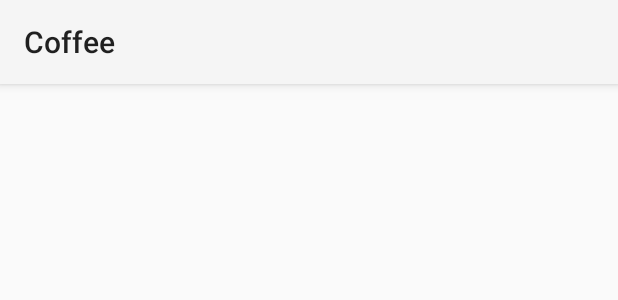
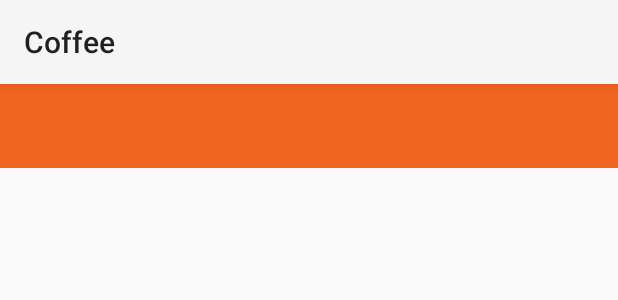
Before and after one commit to EllySmore/percolatecoffee, an Android app: the layout activity_with_fragment_container.xml on its own in the app's theme, with its tools: preview values and no code run, on a phone screen of 412 x 824 dp. Shown: the top 300 px of the screen. Run offline under Robolectric (Android 15) with nearby library versions, the phone set to English and light mode, and no system bars.

Commit message:
Use toolbar instead of actionbar

```diff
--- a/app/src/main/AndroidManifest.xml
+++ b/app/src/main/AndroidManifest.xml
@@ -1,6 +1,6 @@
 <?xml version="1.0" encoding="utf-8"?>
-<manifest xmlns:android="http://schemas.android.com/apk/res/android"
-    package="percolatechallenge.eileenyau.coffee">
+<manifest package="percolatechallenge.eileenyau.coffee"
+    xmlns:android="http://schemas.android.com/apk/res/android">
 
     <uses-permission android:name="android.permission.INTERNET" />
     <uses-permission android:name="android.permission.ACCESS_NETWORK_STATE" />
@@ -15,7 +15,7 @@
             android:name="percolatechallenge.eileenyau.coffee.EntryActivity"
             android:label="@string/app_name"
             android:screenOrientation="portrait"
-            android:theme="@android:style/Theme.NoTitleBar.Fullscreen">
+            android:theme="@style/Theme.AppCompat.Light.NoActionBar">
             <intent-filter>
                 <action android:name="android.intent.action.MAIN" />
 
--- a/app/src/main/java/percolatechallenge/eileenyau/coffee/commons/BaseActivity.java
+++ b/app/src/main/java/percolatechallenge/eileenyau/coffee/commons/BaseActivity.java
@@ -4,11 +4,12 @@ import android.app.Activity;
 import android.app.Fragment;
 import android.app.FragmentTransaction;
 import android.os.Bundle;
+import android.support.v7.app.ActionBarActivity;
 import android.util.Log;
 
 import de.greenrobot.event.EventBus;
 
-public class BaseActivity extends Activity {
+public class BaseActivity extends ActionBarActivity {
 
     private final String TAG = this.getClass().getSimpleName();
 
--- a/app/src/main/java/percolatechallenge/eileenyau/coffee/commons/BaseFragment.java
+++ b/app/src/main/java/percolatechallenge/eileenyau/coffee/commons/BaseFragment.java
@@ -28,7 +28,6 @@ public class BaseFragment extends Fragment {
     @Override
     public void onStart() {
         super.onStart();
-        getActivity().getActionBar().setDisplayHomeAsUpEnabled(false);
         spiceManager.start(getActivity());
         Log.v(TAG, "OnStart");
         try {
--- a/app/src/main/java/percolatechallenge/eileenyau/coffee/ui/coffeepost/CoffeeActivity.java
+++ b/app/src/main/java/percolatechallenge/eileenyau/coffee/ui/coffeepost/CoffeeActivity.java
@@ -1,16 +1,22 @@
 package percolatechallenge.eileenyau.coffee.ui.coffeepost;
 
 import android.os.Bundle;
+import android.support.v7.widget.Toolbar;
 
 import percolatechallenge.eileenyau.coffee.R;
 import percolatechallenge.eileenyau.coffee.commons.BaseActivity;
 
 public class CoffeeActivity extends BaseActivity {
 
+    private Toolbar mToolBar;
+
     @Override
     protected void onCreate(Bundle savedInstanceState) {
         super.onCreate(savedInstanceState);
         setContentView(R.layout.activity_with_fragment_container);
+        mToolBar = (Toolbar) findViewById(R.id.toolbar);
+        setSupportActionBar(mToolBar);
+        getSupportActionBar().setTitle(R.string.app_name);
         if (savedInstanceState == null) {
             getFragmentManager().beginTransaction()
                     .add(getContainerId(), CoffeeListingFragment.newInstance())
--- a/app/src/main/res/layout/activity_with_fragment_container.xml
+++ b/app/src/main/res/layout/activity_with_fragment_container.xml
@@ -1,6 +1,18 @@
-<FrameLayout xmlns:android="http://schemas.android.com/apk/res/android"
-    xmlns:tools="http://schemas.android.com/tools"
-    android:id="@+id/container"
+<LinearLayout xmlns:android="http://schemas.android.com/apk/res/android"
     android:layout_width="match_parent"
     android:layout_height="match_parent"
-    tools:ignore="MergeRootFrame" />
+    android:orientation="vertical">
+
+    <include
+        layout="@layout/widget_toolbar"
+        android:layout_width="match_parent"
+        android:layout_height="wrap_content" />
+
+    <!-- The main content view -->
+    <FrameLayout
+        android:id="@+id/container"
+        android:layout_width="match_parent"
+        android:layout_height="match_parent">
+
+    </FrameLayout>
+</LinearLayout>
--- /dev/null
+++ b/app/src/main/res/layout/widget_toolbar.xml
@@ -0,0 +1,13 @@
+<?xml version="1.0" encoding="utf-8"?>
+<merge xmlns:android="http://schemas.android.com/apk/res/android"
+    xmlns:app="http://schemas.android.com/apk/res-auto">
+
+    <android.support.v7.widget.Toolbar
+        android:id="@+id/toolbar"
+        android:layout_width="match_parent"
+        android:layout_height="wrap_content"
+        android:background="@color/c3"
+        android:minHeight="?android:attr/actionBarSize"
+        app:popupTheme="@style/ThemeOverlay.AppCompat.Light"
+        app:theme="@style/Toolbar" />
+</merge>
--- a/app/src/main/res/values/styles.xml
+++ b/app/src/main/res/values/styles.xml
@@ -1,10 +1,17 @@
 <resources>
 
     <!-- Base application theme. -->
-    <style name="AppTheme" parent="android:Theme.Holo.Light.DarkActionBar">
+    <style name="AppTheme" parent="Theme.AppCompat.Light.NoActionBar">
         <!-- Customize your theme here. -->
     </style>
 
-
+    <style name="Toolbar" parent="AppTheme">
+        <item name="android:windowActionBar">false</item>
+        <item name="android:textColorPrimary">@android:color/white</item>
+        <item name="android:textColorPrimaryInverse">@android:color/white</item>
+        <item name="android:windowDrawsSystemBarBackgrounds">true</item>
+        <item name="android:statusBarColor">@android:color/transparent</item>
+        <item name="android:windowTranslucentStatus">true</item>
+    </style>
 
 </resources>
```
Also changed, not shown: app/src/main/java/percolatechallenge/eileenyau/coffee/ui/coffeepost/CoffeeListingFragment.java (+5 -2 lines), app/src/main/java/percolatechallenge/eileenyau/coffee/ui/coffeepost/CoffeePostFragment.java (+8 -5 lines).
